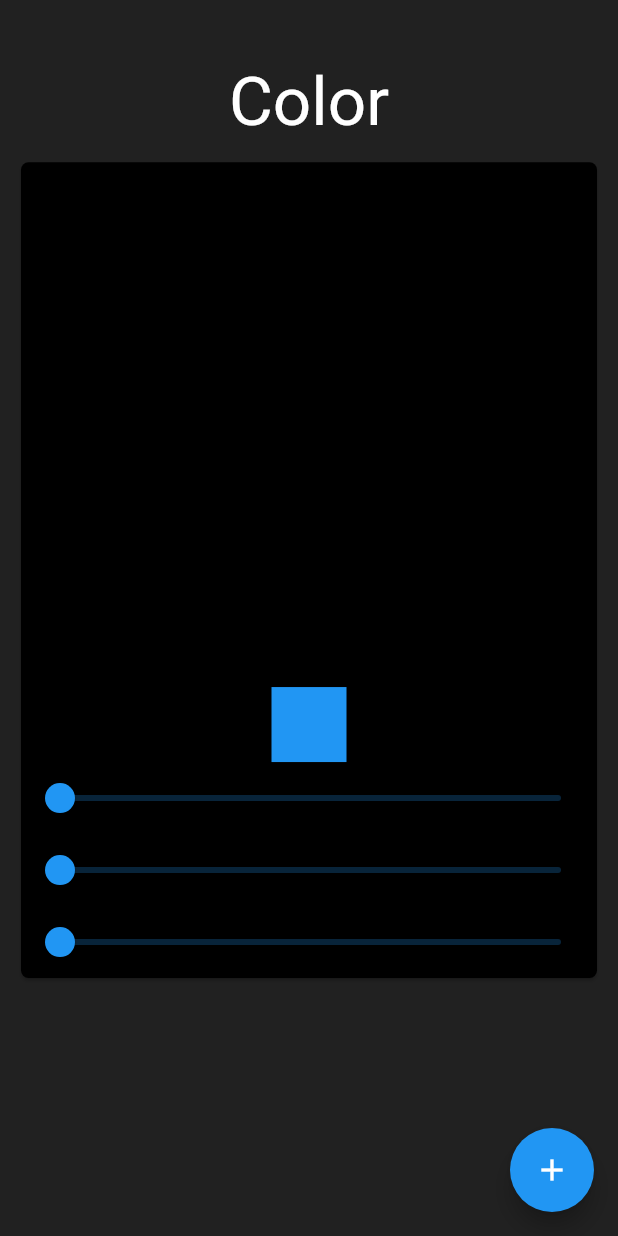
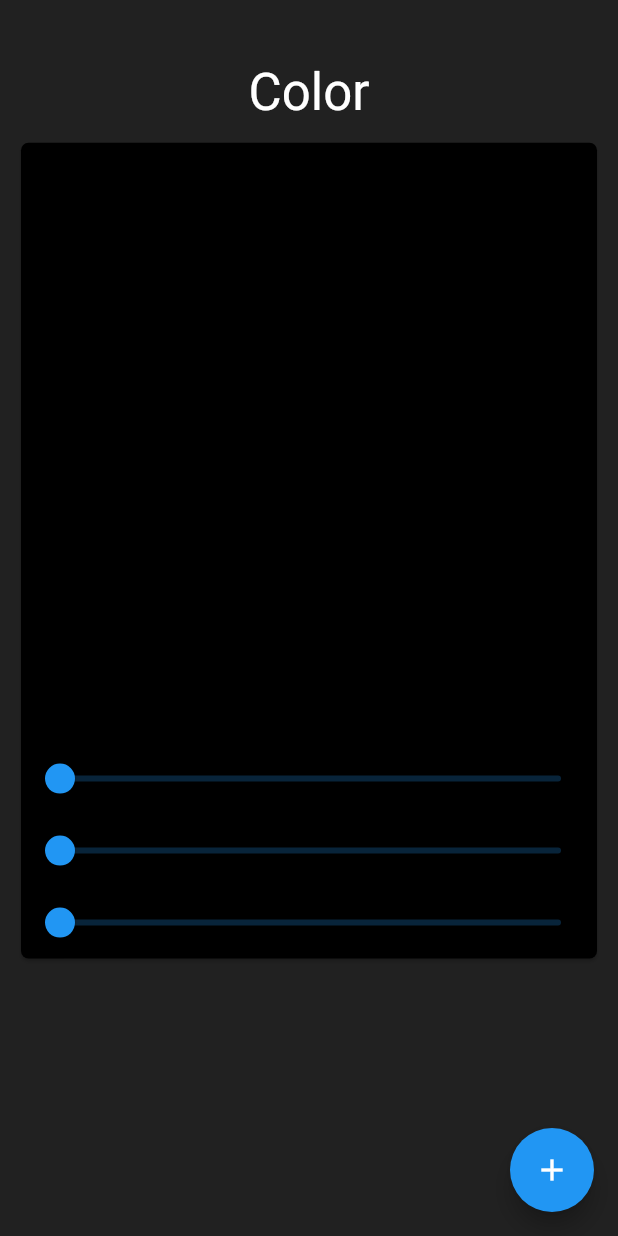
Before and after one commit to aryang117/colorApp, a Flutter app: the screen it shows after launch, on a phone screen of 412 x 824 dp. Run offline on Flutter 3.47's test engine with Material 2 defaults, Android fonts, the phone set to English and light mode, and no system bars.

Commit message:
remove unecessary code and scroll bar

```diff
--- a/lib/main.dart
+++ b/lib/main.dart
@@ -23,17 +23,12 @@ ValueNotifier<int> blue = ValueNotifier<int>(0);
 class MyHomePage extends StatefulWidget {
   @override
   _MyHomePageState createState() => _MyHomePageState();
-  // ValueNotifier<int> red = ValueNotifier<int>(0);
-  // ValueNotifier<int> green = ValueNotifier<int>(0);
-  // ValueNotifier<int> blue = ValueNotifier<int>(0);
+
 }
 
 class _MyHomePageState extends State<MyHomePage> {
   int i = 0;
   int abc = 0xff212121;
-  // ValueNotifier<int> red = ValueNotifier<int>(0);
-  // ValueNotifier<int> green = ValueNotifier<int>(0);
-  // ValueNotifier<int> blue = ValueNotifier<int>(0);
 
   @override
   Widget build(BuildContext context) {
@@ -46,15 +41,14 @@ class _MyHomePageState extends State<MyHomePage> {
 
     return Scaffold(
       backgroundColor: Color(abc),
-      body: SingleChildScrollView(
-        child: Column(children: <Widget>[
+      body: Column(children: <Widget>[
         Container(
           padding: new EdgeInsets.fromLTRB(0, screenheight * 0.05, 0, 0),
           child: Text(
             "Color",
             style: new TextStyle(
                 color: Colors.white,
-                  fontSize: Theme.of(context).textTheme.headline3.fontSize),
+                fontSize: Theme.of(context).textTheme.headline4.fontSize),
           ),
         ),
         Padding(
@@ -78,19 +72,7 @@ class _MyHomePageState extends State<MyHomePage> {
             ),
           ),
         ),
-          //Expanded(
-          //child:
-          // GridView.count(
-          //     crossAxisCount: 4,
-          //     children: List.generate(i, (index) {
-          //       return Container(
-          //         child: Text(
-          //           'lorem ipsum dolor',
-          //           style: new TextStyle(color: Color(abc)),
-          //         ),
-          //       );
-          //     })),
-          // //     ),
+
         Container(
           width: MediaQuery.of(context).size.width - 50,
           padding: new EdgeInsets.fromLTRB(0, 20, 0, 20),
@@ -102,7 +84,6 @@ class _MyHomePageState extends State<MyHomePage> {
               })),
         ),
       ]),
-      ),
       floatingActionButton: FloatingActionButton(
         onPressed: () {
           setState(() {
@@ -133,17 +114,10 @@ class ColorBox extends StatelessWidget {
 }
 
 class ColorSliders extends StatefulWidget {
-  // ColorSliders({
-  //   Key key,
-  //   @required this.red,
-  //   @required this.green,
-  //   @required this.blue,
-  // }) : super(key: key);
+
   @override
   _ColorSlidersState createState() => _ColorSlidersState();
-  // ValueNotifier<int> red = ValueNotifier<int>(0);
-  // ValueNotifier<int> green = ValueNotifier<int>(0);
-  // ValueNotifier<int> blue = ValueNotifier<int>(0);
+
 }
 
 class _ColorSlidersState extends State<ColorSliders> {
@@ -155,11 +129,7 @@ class _ColorSlidersState extends State<ColorSliders> {
       left: 0,
       child: Column(
         children: <Widget>[
-          Container(
-            color: Colors.blue,
-            height: 50,
-            width: 50,
-          ),
+
           Slider(
             label: red.value.toString(),
             value: red.value.toDouble(),
```
Lines whose indentation alone changed are shown as unchanged.
